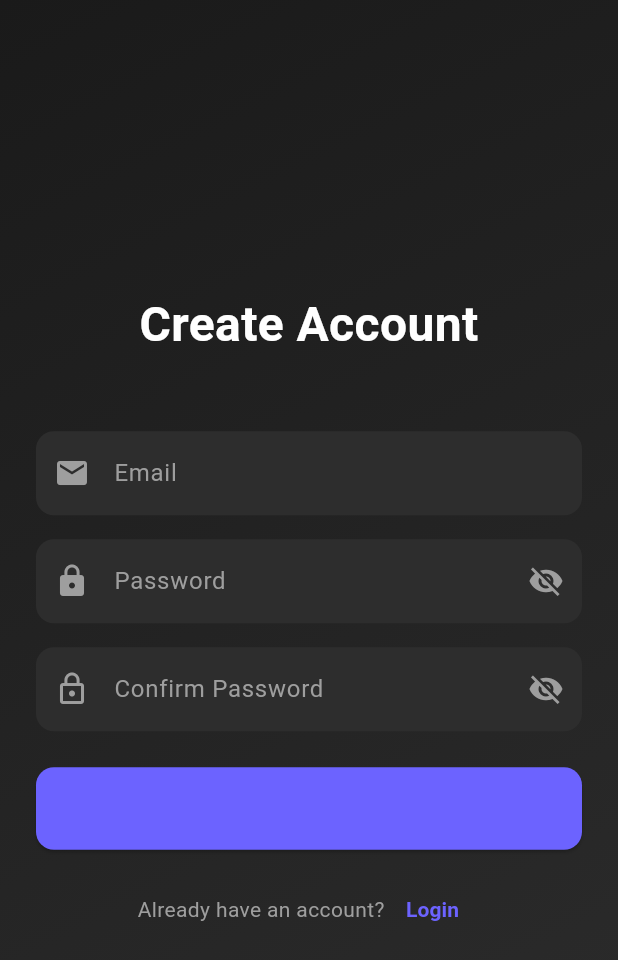
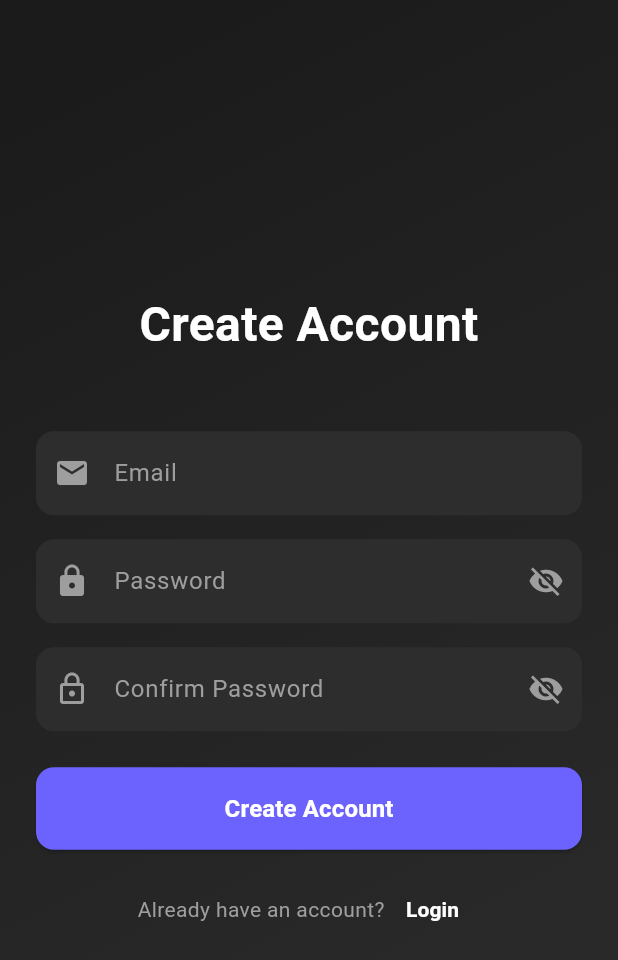
Before and after one commit to Feekkk/neighborhubapp, a Flutter app: the screen it shows after launch, after a tap on "Register", on a phone screen of 412 x 824 dp. Shown: the top 960 px of the screen. Run offline on Flutter 3.47's test engine with Material 3 defaults, Android fonts, the phone set to English and light mode, and no system bars; our stand-ins replace cloud_firestore, firebase_auth, firebase_core; accounts and stored records are empty.

```diff
--- a/lib/pages/login_page.dart
+++ b/lib/pages/login_page.dart
@@ -155,6 +155,7 @@ class _LoginPageState extends State<LoginPage> {
                           : const Text(
                               'Login',
                               style: TextStyle(
+                                color: Colors.white,
                                 fontSize: 16,
                                 fontWeight: FontWeight.bold,
                               ),
@@ -195,7 +196,7 @@ class _LoginPageState extends State<LoginPage> {
                           child: const Text(
                             'Register',
                             style: TextStyle(
-                              color: Color(0xFF6C63FF),
+                              color: Color.fromARGB(255, 255, 255, 255),
                               fontWeight: FontWeight.bold,
                             ),
                           ),
--- a/lib/pages/register_page.dart
+++ b/lib/pages/register_page.dart
@@ -214,8 +214,9 @@ class _RegisterPageState extends State<RegisterPage> {
                               ),
                             )
                           : const Text(
-                              'Register',
+                              'Create Account',
                               style: TextStyle(
+                                color: Colors.white,
                                 fontSize: 16,
                                 fontWeight: FontWeight.bold,
                               ),
@@ -237,7 +238,7 @@ class _RegisterPageState extends State<RegisterPage> {
                           child: const Text(
                             'Login',
                             style: TextStyle(
-                              color: Color(0xFF6C63FF),
+                              color: Color.fromARGB(255, 255, 255, 255),
                               fontWeight: FontWeight.bold,
                             ),
                           ),
```
Also changed, not shown: lib/user/pages/forgetpassword.dart (added, +32 -0 lines), lib/user/tabs/settings_tab.dart (+11 -4 lines).
